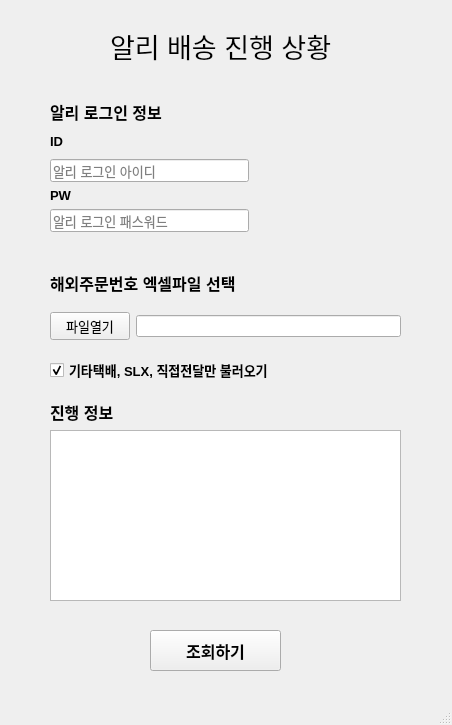
Old version of the form tracking.ui in the repository cubadanga/alie_ship_tracker.
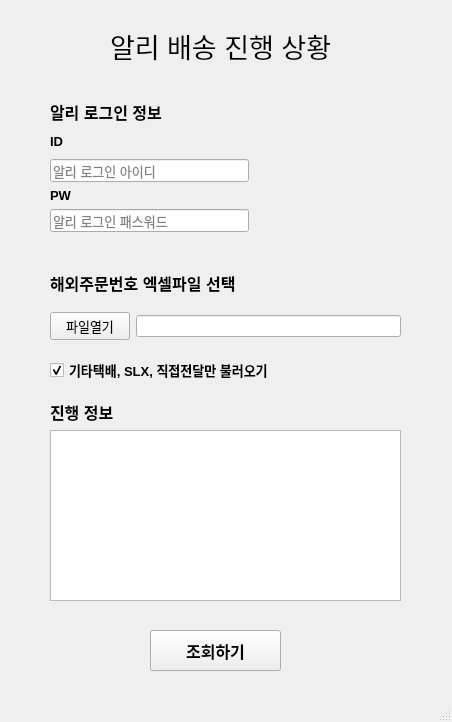
New version of the form. Icons and pictures are not drawn.

Patch:
```diff
--- a/tracking.ui
+++ b/tracking.ui
@@ -7,7 +7,7 @@
     <x>0</x>
     <y>0</y>
     <width>452</width>
-    <height>725</height>
+    <height>722</height>
    </rect>
   </property>
   <property name="windowTitle">
```
Left out of the diff: 5 changed lines with no effect on the pictures.
